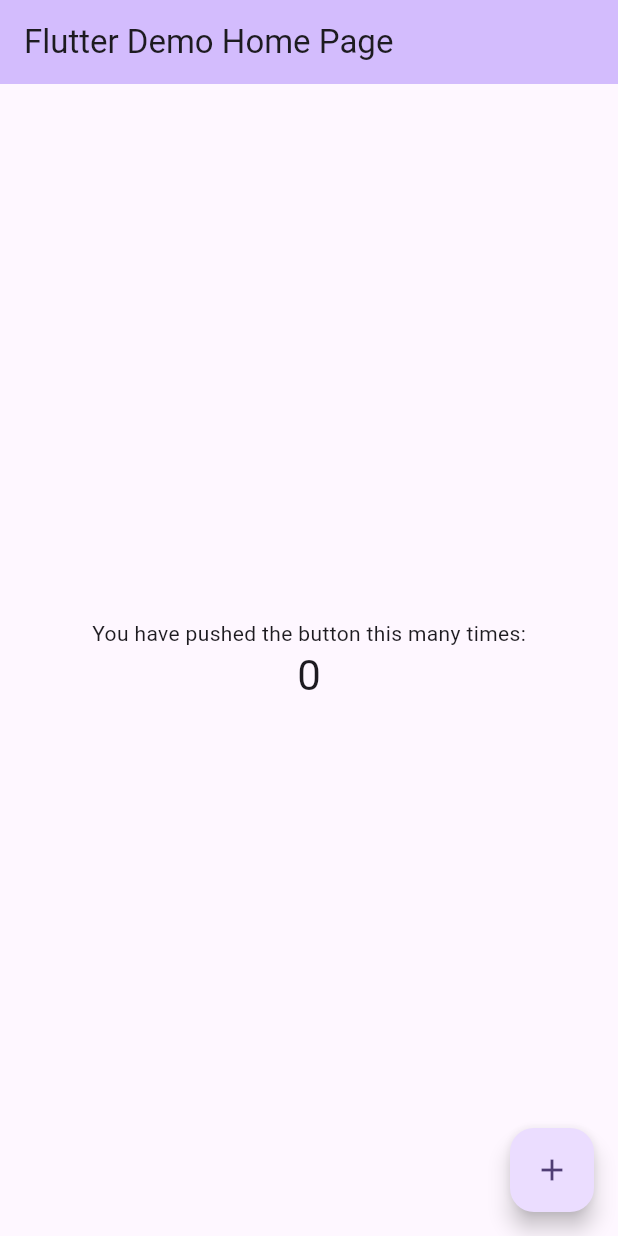
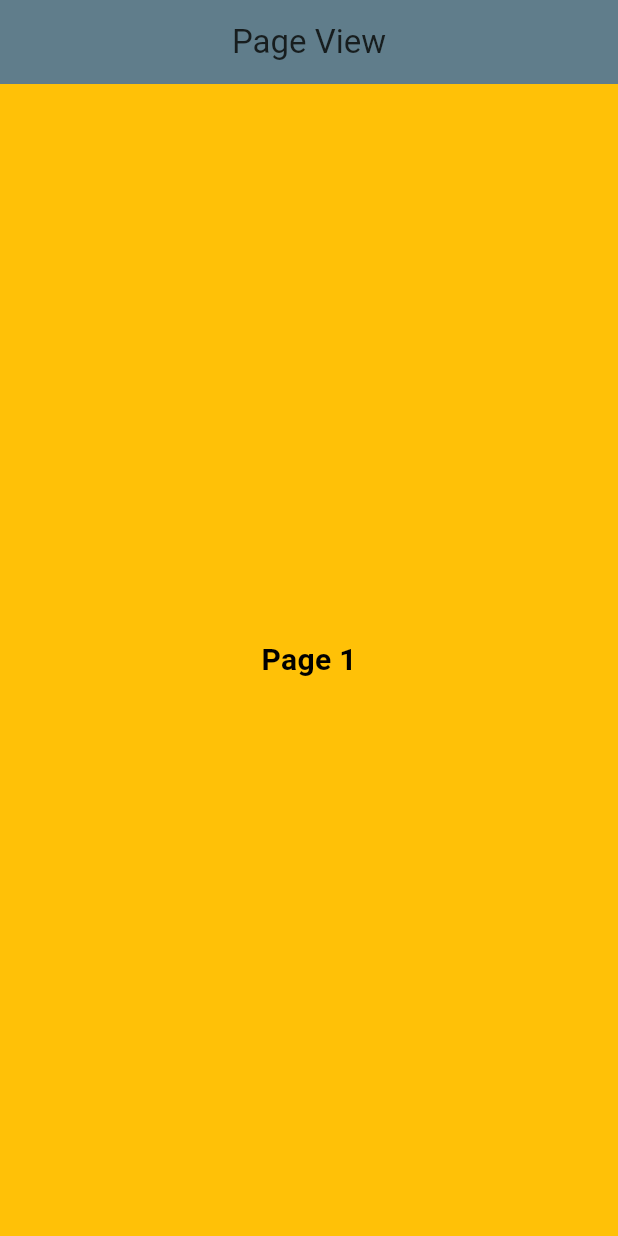
Before and after one commit to Aamirkhan55/day_6, a Flutter app: the screen it shows after launch, on a phone screen of 412 x 824 dp. Run offline on Flutter 3.47's test engine with Material 2 defaults, Android fonts, the phone set to English and light mode, and no system bars.

Commit message:
PageView

```diff
--- a/lib/main.dart
+++ b/lib/main.dart
@@ -1,3 +1,4 @@
+import 'package:day_6/ui/screen/page_view.dart';
 import 'package:flutter/material.dart';
 
 void main() {
@@ -7,119 +8,19 @@ void main() {
 class MyApp extends StatelessWidget {
   const MyApp({super.key});
 
-  // This widget is the root of your application.
   @override
   Widget build(BuildContext context) {
     return MaterialApp(
-      title: 'Flutter Demo',
+      title: 'PageView Demo',
+      debugShowCheckedModeBanner: false,
       theme: ThemeData(
-        // This is the theme of your application.
-        //
-        // TRY THIS: Try running your application with "flutter run". You'll see
-        // the application has a blue toolbar. Then, without quitting the app,
-        // try changing the seedColor in the colorScheme below to Colors.green
-        // and then invoke "hot reload" (save your changes or press the "hot
-        // reload" button in a Flutter-supported IDE, or press "r" if you used
-        // the command line to start the app).
-        //
-        // Notice that the counter didn't reset back to zero; the application
-        // state is not lost during the reload. To reset the state, use hot
-        // restart instead.
-        //
-        // This works for code too, not just values: Most code changes can be
-        // tested with just a hot reload.
-        colorScheme: ColorScheme.fromSeed(seedColor: Colors.deepPurple),
+        colorScheme: ColorScheme.fromSeed(seedColor: Colors.grey),
+        appBarTheme:  const AppBarTheme(
+          backgroundColor: Colors.blueGrey,
+        ),
         useMaterial3: true,
       ),
-      home: const MyHomePage(title: 'Flutter Demo Home Page'),
+      home: const ViewPage(),
     );
   }
 }
-
-class MyHomePage extends StatefulWidget {
-  const MyHomePage({super.key, required this.title});
-
-  // This widget is the home page of your application. It is stateful, meaning
-  // that it has a State object (defined below) that contains fields that affect
-  // how it looks.
-
-  // This class is the configuration for the state. It holds the values (in this
-  // case the title) provided by the parent (in this case the App widget) and
-  // used by the build method of the State. Fields in a Widget subclass are
-  // always marked "final".
-
-  final String title;
-
-  @override
-  State<MyHomePage> createState() => _MyHomePageState();
-}
-
-class _MyHomePageState extends State<MyHomePage> {
-  int _counter = 0;
-
-  void _incrementCounter() {
-    setState(() {
-      // This call to setState tells the Flutter framework that something has
-      // changed in this State, which causes it to rerun the build method below
-      // so that the display can reflect the updated values. If we changed
-      // _counter without calling setState(), then the build method would not be
-      // called again, and so nothing would appear to happen.
-      _counter++;
-    });
-  }
-
-  @override
-  Widget build(BuildContext context) {
-    // This method is rerun every time setState is called, for instance as done
-    // by the _incrementCounter method above.
-    //
-    // The Flutter framework has been optimized to make rerunning build methods
-    // fast, so that you can just rebuild anything that needs updating rather
-    // than having to individually change instances of widgets.
-    return Scaffold(
-      appBar: AppBar(
-        // TRY THIS: Try changing the color here to a specific color (to
-        // Colors.amber, perhaps?) and trigger a hot reload to see the AppBar
-        // change color while the other colors stay the same.
-        backgroundColor: Theme.of(context).colorScheme.inversePrimary,
-        // Here we take the value from the MyHomePage object that was created by
-        // the App.build method, and use it to set our appbar title.
-        title: Text(widget.title),
-      ),
-      body: Center(
-        // Center is a layout widget. It takes a single child and positions it
-        // in the middle of the parent.
-        child: Column(
-          // Column is also a layout widget. It takes a list of children and
-          // arranges them vertically. By default, it sizes itself to fit its
-          // children horizontally, and tries to be as tall as its parent.
-          //
-          // Column has various properties to control how it sizes itself and
-          // how it positions its children. Here we use mainAxisAlignment to
-          // center the children vertically; the main axis here is the vertical
-          // axis because Columns are vertical (the cross axis would be
-          // horizontal).
-          //
-          // TRY THIS: Invoke "debug painting" (choose the "Toggle Debug Paint"
-          // action in the IDE, or press "p" in the console), to see the
-          // wireframe for each widget.
-          mainAxisAlignment: MainAxisAlignment.center,
-          children: <Widget>[
-            const Text(
-              'You have pushed the button this many times:',
-            ),
-            Text(
-              '$_counter',
-              style: Theme.of(context).textTheme.headlineMedium,
-            ),
-          ],
-        ),
-      ),
-      floatingActionButton: FloatingActionButton(
-        onPressed: _incrementCounter,
-        tooltip: 'Increment',
-        child: const Icon(Icons.add),
-      ), // This trailing comma makes auto-formatting nicer for build methods.
-    );
-  }
-}
--- a/lib/ui/screen/page_view.dart
+++ b/lib/ui/screen/page_view.dart
@@ -0,0 +1,58 @@
+import 'package:flutter/material.dart';
+
+class ViewPage extends StatelessWidget {
+  const ViewPage({super.key});
+
+  @override
+  Widget build(BuildContext context) {
+    return Scaffold(
+      appBar: AppBar(
+        centerTitle: true,
+        title: const Text('Page View'),
+      ),
+      body: PageView(
+        onPageChanged: (value) => value,
+        scrollDirection: Axis.vertical,
+        physics: const BouncingScrollPhysics(),
+        children: [
+          Container(
+               color: Colors.amber,
+               child: const Center(
+                child: Text(
+                  'Page 1',
+                   style: TextStyle(
+                    color: Colors.black,
+                    fontSize: 20,
+                    fontWeight: FontWeight.bold,
+                   ),
+                  )),
+            ),
+          Container(
+               color:Colors.lime,
+               child: const Center(
+                child: Text(
+                  'Page 2',
+                   style: TextStyle(
+                    color: Colors.black,
+                    fontSize: 20,
+                    fontWeight: FontWeight.bold,
+                   ),
+                  )),
+            ),
+          Container(
+                color: Colors.teal,
+               child: const Center(
+                child: Text(
+                  'Page 3',
+                   style: TextStyle(
+                    color: Colors.black,
+                    fontSize: 20,
+                    fontWeight: FontWeight.bold,
+                   ),
+                  )),
+            ),
+        ],
+      ),
+    );
+  }
+}
```
